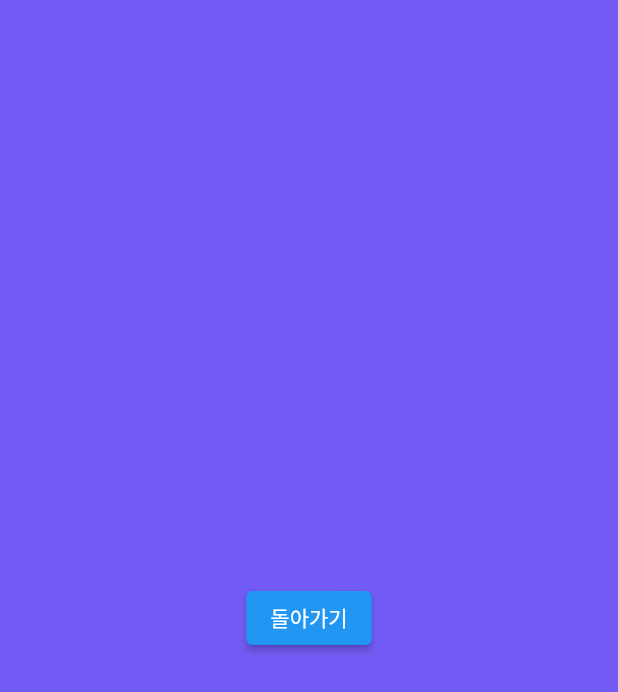
After one commit to suuxxirr/calentime, a Flutter app: the timetable screen opened directly, after a tap on the "edit" icon, on a phone screen of 412 x 824 dp. The commit adds this screen. Shown: the top 692 px of the screen. Run offline on Flutter 3.47's test engine with Material 2 defaults, Android fonts, the phone set to English and light mode, and no system bars; our stand-ins replace expandable_page_view, flutter_svg, get, google_fonts, sliding_up_panel, sqflite and 1 more; accounts and stored records are empty.

Commit message:
timetable 화면변환

```diff
--- a/lib/components/work_card.dart
+++ b/lib/components/work_card.dart
@@ -57,7 +57,7 @@ class _WorkCardState extends State<WorkCard> {
               child: widget.todoItem.isDone
                   ? Padding(
                 padding: const EdgeInsets.all(3.0),
-                child: SvgPicture.asset('assets/svg/icon_check.svg'), // 왜 안 뜸???
+                child: SvgPicture.asset('assets/svg/icon_check.svg'),
               )
                   : Container(),
             ),
--- a/lib/main.dart
+++ b/lib/main.dart
@@ -7,7 +7,7 @@ import 'package:get/get.dart';
 import 'package:intl/date_symbol_data_local.dart';
 import 'package:calentime/page/timetable.dart';
 import 'package:expandable_page_view/expandable_page_view.dart';
-//import 'home.dart';
+
 
 void main() {
   initializeDateFormatting().then((_) => runApp(MyApp()));
@@ -24,7 +24,7 @@ class MyApp extends StatelessWidget {
         appBarTheme: AppBarTheme(
           shape: RoundedRectangleBorder(
             borderRadius: BorderRadius.vertical(
-              bottom: Radius.circular(15), // 원하는 만큼 조절
+              bottom: Radius.circular(20), // 원하는 만큼 조절
             ),
           ),
         ),
--- a/lib/page/timetable.dart
+++ b/lib/page/timetable.dart
@@ -1,4 +1,5 @@
 import 'package:calentime/const/colors.dart';
+import 'package:calentime/page/timetable_edit.dart';
 import 'package:flutter/material.dart';
 import 'package:google_fonts/google_fonts.dart';
 
@@ -30,10 +31,17 @@ class _timetableState extends State<timetable> {
         ),
         backgroundColor: PRIMARY_color,
         centerTitle: true,
-        elevation: 0.0,
-        leading: Icon(Icons.edit),
-
-
+        elevation: 7.0, // 그림자
+        leading: IconButton(
+          icon: Icon(Icons.edit),
+          onPressed: (){
+            print("button click");
+            Navigator.push(
+              context,
+              MaterialPageRoute(builder: (context) => TimetableEdit())
+            );
+          },
+        ),
       ),
 
       body: SafeArea(
@@ -184,3 +192,27 @@ class _timetableState extends State<timetable> {
     return lectureCount * kBoxSize;
   }
 }
+
+// 화면 전환 slide Transition
+class RouteTransition<T> extends MaterialPageRoute<T> {
+  RouteTransition ({required WidgetBuilder builder, RouteSettings? settings})
+      : super(builder: builder, settings: settings);
+
+  @override
+  Widget buildTransition(BuildContext context, Animation<double> animation, Animation<double> secondaryAnimation, Widget child){
+    if (ModalRoute.of(context)!.isFirst)
+      return child;
+
+    const begin = Offset(0.0, 1.0); // 시작 위치 (아래에서 위로)
+    const end = Offset.zero; // 끝나는 위치 (화면의 맨 위)
+    var curveTween = CurveTween(curve: Curves.easeInOut); // 커브 효과
+
+    var offsetAnimation = Tween(begin: begin, end: end).chain(curveTween);
+
+    return SlideTransition(
+      position: animation.drive(offsetAnimation),
+      child: child,
+    );
+  }
+
+}
--- /dev/null
+++ b/lib/page/timetable_edit.dart
@@ -0,0 +1,22 @@
+import 'package:calentime/const/colors.dart';
+import 'package:flutter/material.dart';
+import 'package:calentime/page/timetable.dart';
+
+class TimetableEdit extends StatelessWidget {
+  const TimetableEdit({ Key? key}) : super(key: key);
+
+  @override
+  Widget build(BuildContext context){
+    return Scaffold(
+      backgroundColor: PRIMARY_color,
+      body: Center(
+        child: ElevatedButton(
+          child: const Text('돌아가기'),
+          onPressed: (){
+            Navigator.pop(context);
+          },
+        ),
+      )
+    );
+  }
+}
```
